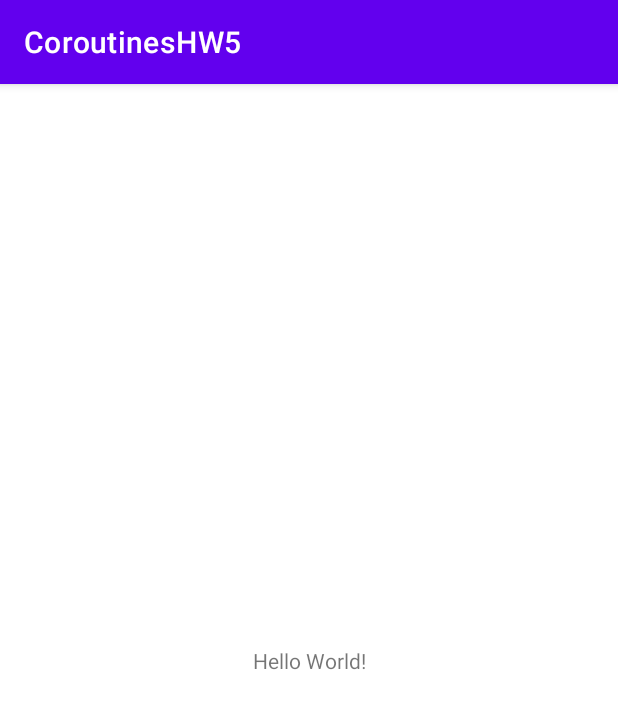
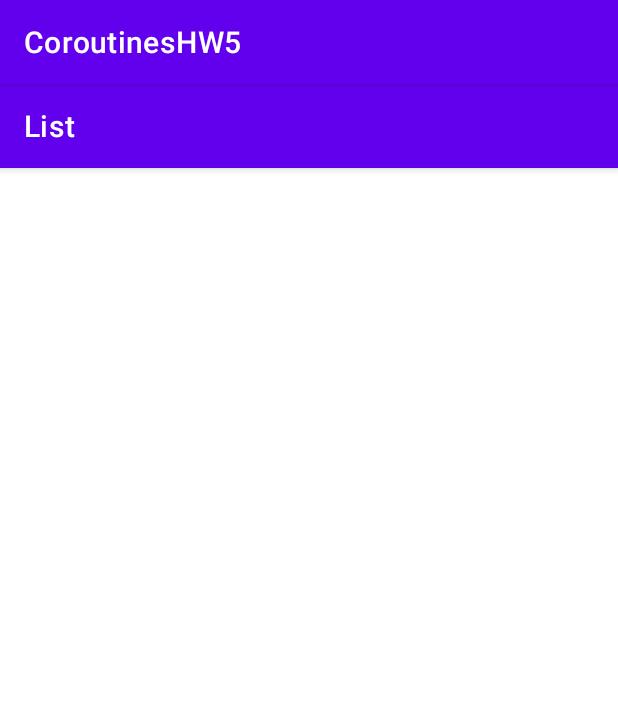
Before and after one commit to MaximTarend/CoroutinesHW5, an Android app: the screen it shows after launch (MainActivity), on a phone screen of 412 x 824 dp. Shown: the top 709 px of the screen. Run offline under Robolectric (Android 15) with nearby library versions, the phone set to English and light mode, and no system bars.

Commit message:
Layouts + Navigation

```diff
--- a/app/src/main/AndroidManifest.xml
+++ b/app/src/main/AndroidManifest.xml
@@ -1,6 +1,8 @@
 <?xml version="1.0" encoding="utf-8"?>
 <manifest xmlns:android="http://schemas.android.com/apk/res/android"
     package="by.hometrainng.oroutineshw5">
+
+    <uses-permission android:name="android.permission.INTERNET"/>
 
     <application
         android:allowBackup="true"
--- a/app/src/main/java/by/hometrainng/oroutineshw5/MainActivity.kt
+++ b/app/src/main/java/by/hometrainng/oroutineshw5/MainActivity.kt
@@ -3,9 +3,4 @@ package by.hometrainng.oroutineshw5
 import androidx.appcompat.app.AppCompatActivity
 import android.os.Bundle
 
-class MainActivity : AppCompatActivity() {
-    override fun onCreate(savedInstanceState: Bundle?) {
-        super.onCreate(savedInstanceState)
-        setContentView(R.layout.activity_main)
-    }
-}
+class MainActivity : AppCompatActivity(R.layout.activity_main)
--- /dev/null
+++ b/app/src/main/java/by/hometrainng/oroutineshw5/fragments/FragmentList.kt
@@ -0,0 +1,41 @@
+package by.hometrainng.oroutineshw5.fragments
+
+import android.os.Bundle
+import android.view.LayoutInflater
+import android.view.View
+import android.view.ViewGroup
+import android.widget.Toast
+import androidx.fragment.app.Fragment
+import by.hometrainng.oroutineshw5.databinding.FragmentListBinding
+
+
+class FragmentList : Fragment() {
+
+    private var _binding: FragmentListBinding? = null
+    private val binding get() = requireNotNull(_binding)
+
+    override fun onCreateView(
+        inflater: LayoutInflater,
+        container: ViewGroup?,
+        savedInstanceState: Bundle?
+    ): View {
+        return FragmentListBinding.inflate(inflater, container, false)
+            .also { _binding = it }
+            .root
+    }
+
+    override fun onViewCreated(view: View, savedInstanceState: Bundle?) {
+        super.onViewCreated(view, savedInstanceState)
+
+    }
+
+
+    private fun showToastMessage(message: String) {
+        Toast.makeText(context, message, Toast.LENGTH_SHORT).show()
+    }
+
+    override fun onDestroyView() {
+        super.onDestroyView()
+        _binding = null
+    }
+}
--- a/app/src/main/res/layout/activity_main.xml
+++ b/app/src/main/res/layout/activity_main.xml
@@ -1,18 +1,13 @@
 <?xml version="1.0" encoding="utf-8"?>
-<androidx.constraintlayout.widget.ConstraintLayout xmlns:android="http://schemas.android.com/apk/res/android"
+<androidx.fragment.app.FragmentContainerView xmlns:android="http://schemas.android.com/apk/res/android"
     xmlns:app="http://schemas.android.com/apk/res-auto"
     xmlns:tools="http://schemas.android.com/tools"
     android:layout_width="match_parent"
     android:layout_height="match_parent"
-    tools:context=".MainActivity">
+    tools:context=".MainActivity"
+    android:name="androidx.navigation.fragment.NavHostFragment"
+    app:defaultNavHost="true"
+    app:navGraph="@navigation/navigation"
+    android:id="@+id/main_container">
 
-    <TextView
-        android:layout_width="wrap_content"
-        android:layout_height="wrap_content"
-        android:text="Hello World!"
-        app:layout_constraintBottom_toBottomOf="parent"
-        app:layout_constraintLeft_toLeftOf="parent"
-        app:layout_constraintRight_toRightOf="parent"
-        app:layout_constraintTop_toTopOf="parent" />
-
-</androidx.constraintlayout.widget.ConstraintLayout>
+</androidx.fragment.app.FragmentContainerView>
--- /dev/null
+++ b/app/src/main/res/layout/fragment_list.xml
@@ -0,0 +1,35 @@
+<?xml version="1.0" encoding="utf-8"?>
+<androidx.appcompat.widget.LinearLayoutCompat xmlns:android="http://schemas.android.com/apk/res/android"
+    android:layout_width="match_parent"
+    android:layout_height="match_parent"
+    xmlns:app="http://schemas.android.com/apk/res-auto"
+    xmlns:tools="http://schemas.android.com/tools"
+    android:orientation="vertical"
+    android:id="@+id/linear_layout">
+
+    <androidx.appcompat.widget.Toolbar
+        android:layout_width="match_parent"
+        android:layout_height="wrap_content"
+        android:id="@+id/toolbar_list"
+        app:title="List"
+        style="@style/Widget.MaterialComponents.Toolbar.PrimarySurface"/>
+
+
+    <androidx.swiperefreshlayout.widget.SwipeRefreshLayout
+        android:layout_width="match_parent"
+        android:layout_height="match_parent"
+        android:id="@+id/swipe_layout">
+
+        <androidx.recyclerview.widget.RecyclerView
+            android:layout_width="match_parent"
+            android:layout_height="match_parent"
+            android:id="@+id/recycler_view"
+            android:clipToPadding="false"
+            android:padding="8dp"
+            tools:listitem="@layout/list_item"
+            tools:itemCount="20"/>
+
+
+    </androidx.swiperefreshlayout.widget.SwipeRefreshLayout >
+
+</androidx.appcompat.widget.LinearLayoutCompat>
--- /dev/null
+++ b/app/src/main/res/navigation/navigation.xml
@@ -0,0 +1,30 @@
+<?xml version="1.0" encoding="utf-8"?>
+<navigation xmlns:android="http://schemas.android.com/apk/res/android"
+    xmlns:app="http://schemas.android.com/apk/res-auto"
+    xmlns:tools="http://schemas.android.com/tools"
+    android:id="@+id/navigation.xml"
+    app:startDestination="@id/list">
+
+    <fragment
+        android:id="@+id/list"
+        android:name="by.hometrainng.oroutineshw5.fragments.FragmentList"
+        tools:layout="@layout/fragment_list">
+
+        <action
+            android:id="@+id/to_item"
+            app:destination="@+id/item"/>
+
+    </fragment>
+
+    <fragment
+        android:id="@+id/item"
+        android:name="by.hometrainng.oroutineshw5.fragments.FragmentItem"
+        tools:layout="@layout/fragment_item">
+
+        <argument
+            android:name="item_id"
+            app:argType="integer"/>
+
+    </fragment>
+
+</navigation>
```
Also changed, not shown: app/src/main/java/by/hometrainng/oroutineshw5/fragments/FragmentItem.kt (added, +39 -0 lines), app/src/main/res/layout/fragment_item.xml (added, +24 -0 lines), app/src/main/res/layout/list_item.xml (added, +35 -0 lines).
